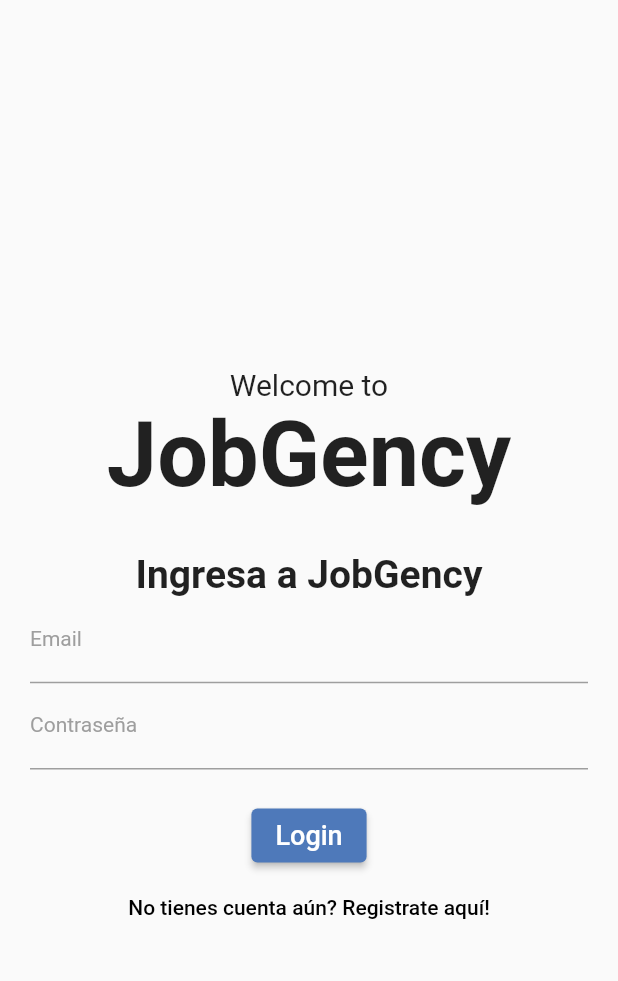
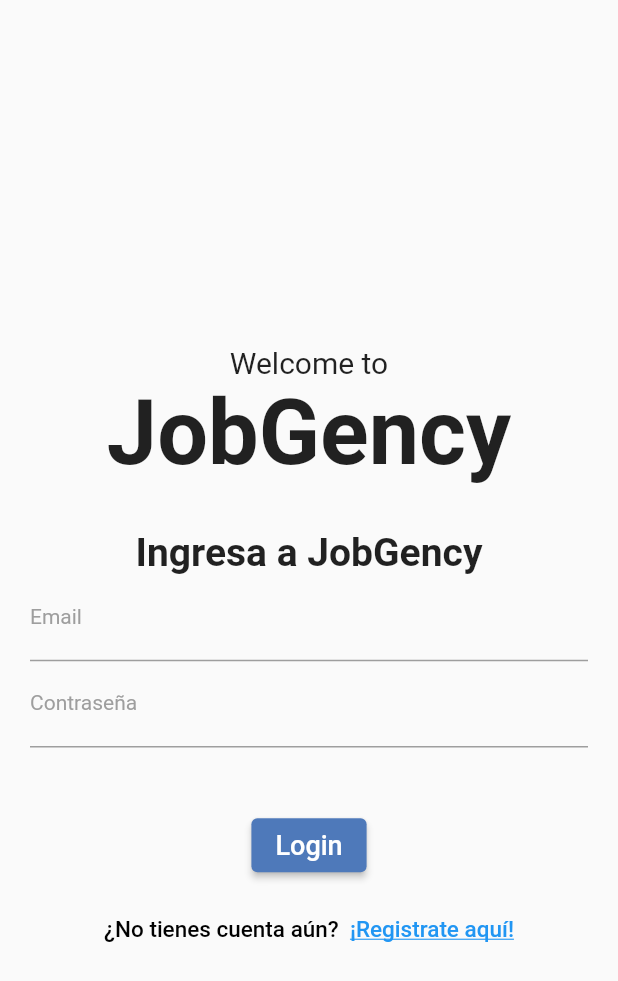
Before and after one commit to Chisrra/jobgency, a Flutter app: the screen it shows after launch, on a phone screen of 412 x 824 dp. Shown: the top 981 px of the screen. Run offline on Flutter 3.47's test engine with Material 2 defaults, Android fonts, the phone set to English and light mode, and no system bars; our stand-ins replace date_time_picker, dotted_border, firebase_auth, firebase_core, firebase_database, fluttertoast; accounts and stored records are empty.

Commit message:
Add Styles

```diff
--- a/frontend/lib/authentication/login_screen.dart
+++ b/frontend/lib/authentication/login_screen.dart
@@ -160,8 +160,8 @@ class _LoginScreenState extends State<LoginScreen> {
                     ),
                   ),
                 ),
-                const SizedBox(
-                  height: 20,
+                SizedBox(
+                  height: MediaQuery.of(context).size.height * 0.05,
                 ),
                 ElevatedButton(
                   onPressed: () {
@@ -178,10 +178,33 @@ class _LoginScreenState extends State<LoginScreen> {
                     ),
                   ),
                 ),
+
+                SizedBox(
+                  height: MediaQuery.of(context).size.height * 0.01,
+                ),
+
                 TextButton(
-                  child: const Text(
-                    "No tienes cuenta aún? Registrate aquí!",
-                    style: TextStyle(color: Colors.black),
+                  child: const Text.rich(
+                    TextSpan(
+                      children: [
+                        TextSpan(
+                          text: "¿No tienes cuenta aún?  ",
+                          style: TextStyle(
+                            fontSize: 15.0,
+                            color: Colors.black,
+                          ),
+                        ),
+
+                        TextSpan(
+                          text: "¡Registrate aquí!",
+                          style: TextStyle(
+                            fontSize: 15.0,
+                            color: Colors.blue,
+                            decoration: TextDecoration.underline,
+                          ),
+                        )
+                      ],
+                    ),
                   ),
                   onPressed: () {
                     Navigator.push(context,
```
Also changed, not shown: frontend/lib/authentication/signup_screen.dart (+20 -3 lines).
